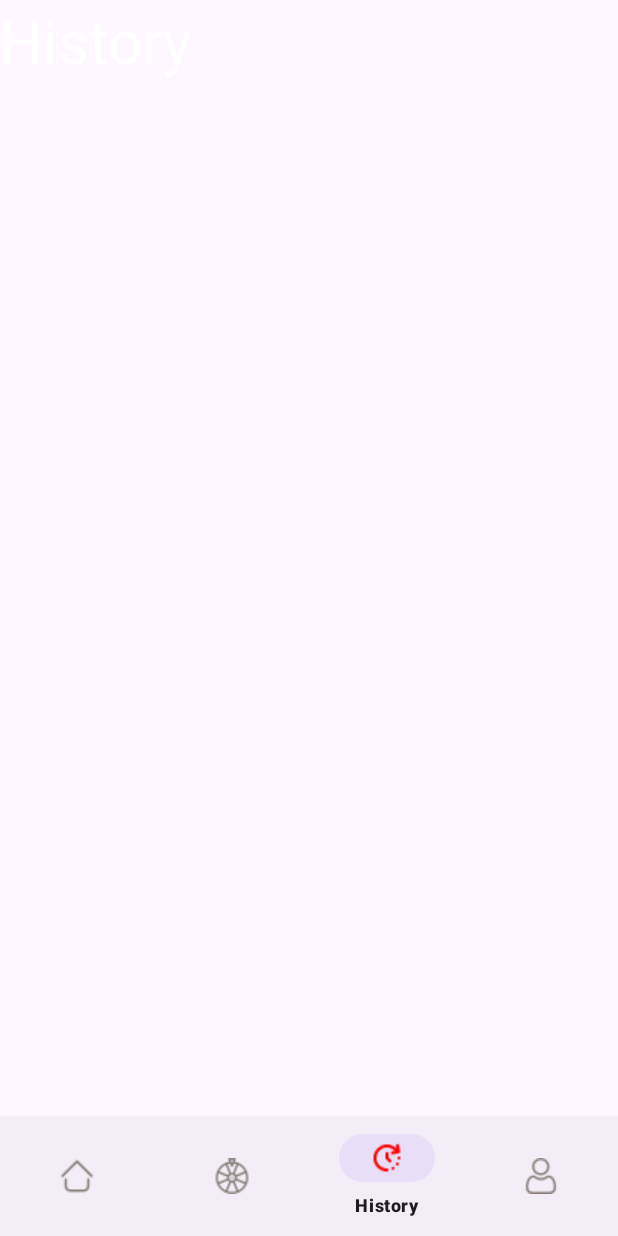
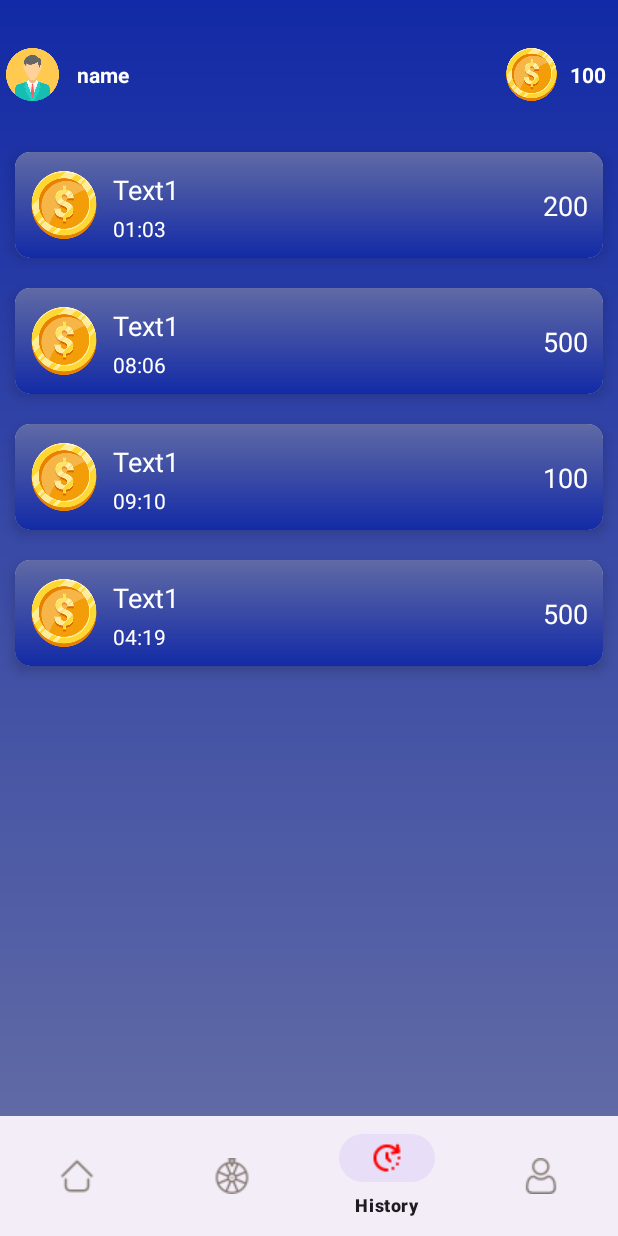
Before and after one commit to musfiqur552608/Earning-App, an Android app: the HistoryFragment screen opened through its navigation route, on a phone screen of 412 x 824 dp. Run offline under Robolectric (Android 15) with nearby library versions, the phone set to English and light mode, and no system bars; our stand-ins replace navigation-ui; Roboto replaces fonts that are not available here.

Commit message:
history done

```diff
--- a/app/src/main/java/com/example/earningapp/Fragment/HistoryFragment.kt
+++ b/app/src/main/java/com/example/earningapp/Fragment/HistoryFragment.kt
@@ -6,23 +6,38 @@ import android.view.LayoutInflater
 import android.view.View
 import android.view.ViewGroup
 import androidx.recyclerview.widget.GridLayoutManager
+import androidx.recyclerview.widget.LinearLayoutManager
 import com.example.earningapp.R
 import com.example.earningapp.adapter.CategoryAdapter
+import com.example.earningapp.adapter.HistoryAdaptar
+import com.example.earningapp.databinding.FragmentHistoryBinding
 import com.example.earningapp.databinding.FragmentHomeBinding
+import com.example.earningapp.model.HistoryModelClass
 import com.example.earningapp.model.categoryModelClass
 
 class HistoryFragment : Fragment() {
-
+    val binding by lazy {
+        FragmentHistoryBinding.inflate(layoutInflater)
+    }
+    private var listHistory = ArrayList<HistoryModelClass>()
 
     override fun onCreate(savedInstanceState: Bundle?) {
         super.onCreate(savedInstanceState)
+        listHistory.add(HistoryModelClass("01:03", "200"))
+        listHistory.add(HistoryModelClass("08:06", "500"))
+        listHistory.add(HistoryModelClass("09:10", "100"))
+        listHistory.add(HistoryModelClass("04:19", "500"))
     }
 
     override fun onCreateView(
         inflater: LayoutInflater, container: ViewGroup?,
         savedInstanceState: Bundle?
     ): View ?{
-        return inflater.inflate(R.layout.fragment_history, container, false)
+        binding.historyRecycle.layoutManager = LinearLayoutManager(requireContext())
+        var adapter = HistoryAdaptar(listHistory)
+        binding.historyRecycle.adapter = adapter
+        binding.historyRecycle.setHasFixedSize(true)
+        return binding.root
     }
 
 
--- /dev/null
+++ b/app/src/main/java/com/example/earningapp/adapter/HistoryAdaptar.kt
@@ -0,0 +1,25 @@
+package com.example.earningapp.adapter
+
+import android.view.LayoutInflater
+import android.view.ViewGroup
+import androidx.recyclerview.widget.RecyclerView
+import com.example.earningapp.databinding.HistoryitemBinding
+import com.example.earningapp.model.HistoryModelClass
+
+class HistoryAdaptar(var ListHistory:ArrayList<HistoryModelClass>):RecyclerView.Adapter<HistoryAdaptar.HistoryViewHolder>(){
+    class HistoryViewHolder(var binding: HistoryitemBinding):RecyclerView.ViewHolder(binding.root) {
+
+    }
+
+    override fun onCreateViewHolder(parent: ViewGroup, viewType: Int): HistoryViewHolder {
+        return HistoryViewHolder(HistoryitemBinding.inflate(LayoutInflater.from(parent.context), parent, false))
+    }
+
+    override fun getItemCount() = ListHistory.size
+
+    override fun onBindViewHolder(holder: HistoryViewHolder, position: Int) {
+        holder.binding.time.text = ListHistory[position].timeAndDate
+        holder.binding.coin.text = ListHistory[position].coin
+    }
+
+}
--- /dev/null
+++ b/app/src/main/java/com/example/earningapp/model/HistoryModelClass.kt
@@ -0,0 +1,4 @@
+package com.example.earningapp.model
+
+data class HistoryModelClass(var timeAndDate:String, var coin:String) {
+}
--- /dev/null
+++ b/app/src/main/res/drawable/thirdbackground.xml
@@ -0,0 +1,6 @@
+<?xml version="1.0" encoding="utf-8"?>
+<shape xmlns:android="http://schemas.android.com/apk/res/android">
+    <gradient android:angle="-45"
+        android:endColor="#132AA6"
+        android:startColor="#606AA5"/>
+</shape>
--- a/app/src/main/res/layout/fragment_history.xml
+++ b/app/src/main/res/layout/fragment_history.xml
@@ -3,14 +3,68 @@
     xmlns:tools="http://schemas.android.com/tools"
     android:layout_width="match_parent"
     android:layout_height="match_parent"
+    xmlns:app="http://schemas.android.com/apk/res-auto"
+    android:background="@drawable/secondbackgound"
     tools:context=".Fragment.HistoryFragment">
 
-    <!-- TODO: Update blank fragment layout -->
-    <TextView
+    <androidx.constraintlayout.widget.ConstraintLayout
         android:layout_width="match_parent"
-        android:layout_height="match_parent"
-        android:textSize="40sp"
-        android:textColor="@color/white"
-        android:text="History" />
+        android:layout_height="match_parent">
+
+        <ImageView
+            android:id="@+id/profile"
+            android:layout_width="35dp"
+            android:layout_height="35dp"
+            android:layout_marginStart="4dp"
+            android:layout_marginTop="32dp"
+            android:src="@drawable/man"
+            app:layout_constraintStart_toStartOf="parent"
+            app:layout_constraintTop_toTopOf="parent" />
+
+        <TextView
+            android:id="@+id/name"
+            android:layout_width="0dp"
+            android:layout_height="wrap_content"
+            android:layout_marginStart="12dp"
+            android:text="name"
+            android:textColor="@color/white"
+            android:textStyle="bold"
+            app:layout_constraintBottom_toBottomOf="@+id/profile"
+            app:layout_constraintEnd_toStartOf="@+id/coin"
+            app:layout_constraintStart_toEndOf="@+id/profile"
+            app:layout_constraintTop_toTopOf="@+id/profile" />
+
+        <ImageView
+            android:id="@+id/coin"
+            android:layout_width="35dp"
+            android:layout_height="35dp"
+            android:layout_marginEnd="8dp"
+            android:src="@drawable/dollar"
+            app:layout_constraintBottom_toBottomOf="@+id/name"
+            app:layout_constraintEnd_toStartOf="@+id/coinTxt"
+            app:layout_constraintTop_toTopOf="@+id/name" />
+
+        <TextView
+            android:id="@+id/coinTxt"
+            android:layout_width="wrap_content"
+            android:layout_height="wrap_content"
+            android:layout_marginEnd="8dp"
+            android:text="100"
+            android:textColor="@color/white"
+            android:textStyle="bold"
+            app:layout_constraintBottom_toBottomOf="@+id/coin"
+            app:layout_constraintEnd_toEndOf="parent"
+            app:layout_constraintTop_toTopOf="@+id/coin" />
+
+        <androidx.recyclerview.widget.RecyclerView
+            android:layout_marginTop="32dp"
+            android:id="@+id/historyRecycle"
+            android:layout_width="match_parent"
+            android:layout_height="0dp"
+            app:layout_constraintTop_toBottomOf="@+id/name"
+            tools:listitem="@layout/historyitem" />
+
+
+    </androidx.constraintlayout.widget.ConstraintLayout>
 
 </FrameLayout>
--- /dev/null
+++ b/app/src/main/res/layout/historyitem.xml
@@ -0,0 +1,66 @@
+<?xml version="1.0" encoding="utf-8"?>
+<androidx.cardview.widget.CardView xmlns:android="http://schemas.android.com/apk/res/android"
+    xmlns:app="http://schemas.android.com/apk/res-auto"
+    xmlns:tools="http://schemas.android.com/tools"
+    android:layout_width="match_parent"
+    android:layout_height="wrap_content"
+    android:layout_margin="10dp"
+    app:cardCornerRadius="10dp"
+    app:cardElevation="5dp">
+
+    <androidx.constraintlayout.widget.ConstraintLayout
+        android:layout_width="match_parent"
+        android:layout_height="match_parent"
+        android:background="@drawable/thirdbackground"
+        android:padding="10dp">
+
+        <ImageView
+            android:id="@+id/imageView4"
+            android:layout_width="45dp"
+            android:layout_height="45dp"
+            android:src="@drawable/dollar"
+            app:layout_constraintBottom_toBottomOf="parent"
+            app:layout_constraintStart_toStartOf="parent"
+            app:layout_constraintTop_toTopOf="parent" />
+
+        <TextView
+            android:id="@+id/textView7"
+            android:layout_width="0dp"
+            android:layout_height="21dp"
+            android:layout_marginLeft="10dp"
+            android:layout_marginRight="10dp"
+            android:text="Text1"
+            android:textColor="@color/white"
+            android:textSize="18sp"
+            app:layout_constraintBottom_toBottomOf="@+id/imageView4"
+            app:layout_constraintEnd_toStartOf="@+id/coin"
+            app:layout_constraintHorizontal_bias="1.0"
+            app:layout_constraintStart_toEndOf="@+id/imageView4"
+            app:layout_constraintTop_toTopOf="@+id/imageView4"
+            app:layout_constraintVertical_bias="0.0" />
+
+        <TextView
+            android:layout_width="0dp"
+            android:layout_height="wrap_content"
+            android:layout_marginTop="10dp"
+            android:text="Text2"
+            android:textColor="@color/white"
+            android:id="@+id/time"
+            app:layout_constraintBottom_toBottomOf="@+id/imageView4"
+            app:layout_constraintEnd_toEndOf="@+id/textView7"
+            app:layout_constraintStart_toStartOf="@+id/textView7"
+            app:layout_constraintTop_toBottomOf="@+id/textView7" />
+
+        <TextView
+            android:id="@+id/coin"
+            android:layout_width="wrap_content"
+            android:layout_height="wrap_content"
+            android:text="Text1"
+            android:textColor="@color/white"
+            android:textSize="18sp"
+            app:layout_constraintBottom_toBottomOf="@+id/imageView4"
+            app:layout_constraintEnd_toEndOf="parent"
+            app:layout_constraintTop_toTopOf="@+id/imageView4" />
+    </androidx.constraintlayout.widget.ConstraintLayout>
+
+</androidx.cardview.widget.CardView>
```
